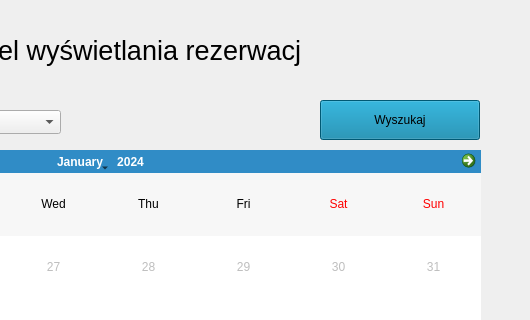
The window that panel_wyswietlania_rezerwacji.ui (tomcocogold/IPR--System_rezerwacji_sal) describes before a commit, drawn with Qt 5; both pictures show x 320 to 850 and y 0 to 320 of the 850 by 700 pixel window.
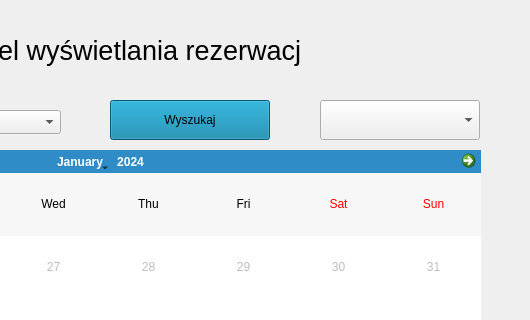
The same window after the commit.

Diff of the .ui file:
```diff
--- a/panel_wyswietlania_rezerwacji.ui
+++ b/panel_wyswietlania_rezerwacji.ui
@@ -16,7 +16,7 @@
   <widget class="QPushButton" name="wyszukaj">
    <property name="geometry">
     <rect>
-     <x>640</x>
+     <x>430</x>
      <y>100</y>
      <width>160</width>
      <height>40</height>
@@ -96,6 +96,16 @@
     </rect>
    </property>
   </widget>
+  <widget class="QComboBox" name="miesiac_tydzien">
+   <property name="geometry">
+    <rect>
+     <x>640</x>
+     <y>100</y>
+     <width>160</width>
+     <height>40</height>
+    </rect>
+   </property>
+  </widget>
  </widget>
  <resources/>
  <connections/>
```
